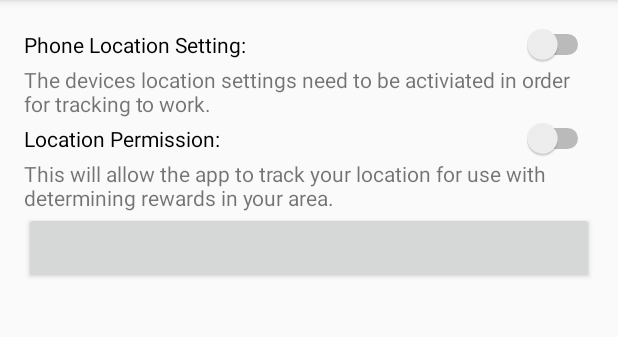
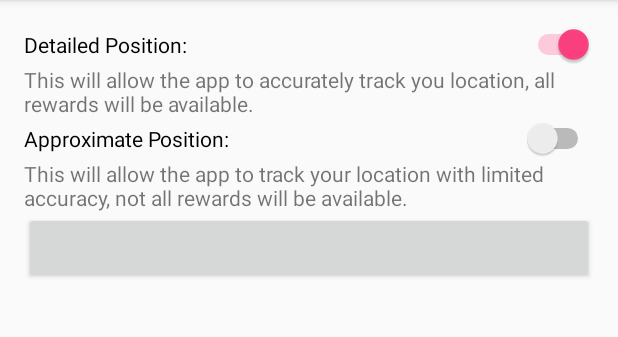
Before and after one commit to afeldman1/AchievementRewards, an Android app: the SettingsActivity screen opened directly, with no data from a screen before it, on a phone screen of 412 x 824 dp, the part 84-421 px from its top. Run offline under Robolectric (Android 15) with nearby library versions, the light colour scheme and no system bars; libraries missing offline, so code that uses them is left out: com.facebook, com.facebook.login; plain views replace LoginButton.

Commit message:
Complete Functionality of all predetermined options added. Included requests for location access in the manifests.xml, Changed one switch to reference gps location, and another to reference network locations.  Switches set themselves with respect to devices state, and allow user to enter location settings page.

```diff
--- a/app/src/main/AndroidManifest.xml
+++ b/app/src/main/AndroidManifest.xml
@@ -3,6 +3,8 @@
     package="com.applications.achievementRewards.achievementRewardsAndroid" >
 
     <uses-permission android:name="android.permission.INTERNET" />
+    <uses-permission android:name="android.permission.ACCESS_COARSE_LOCATION" />
+    <uses-permission android:name="android.permission.ACCESS_FINE_LOCATION" />
 
     <application
         android:allowBackup="true"
--- a/app/src/main/java/com/applications/achievementRewards/achievementRewardsAndroid/SettingsActivity.java
+++ b/app/src/main/java/com/applications/achievementRewards/achievementRewardsAndroid/SettingsActivity.java
@@ -1,7 +1,15 @@
 package com.applications.achievementRewards.achievementRewardsAndroid;
 
+import android.content.Intent;
+import android.provider.Settings;
 import android.support.v7.app.AppCompatActivity;
 import android.os.Bundle;
+import android.location.*;
+import android.content.Context;
+import android.view.View;
+import android.widget.Switch;
+import android.content.DialogInterface;
+import android.app.AlertDialog;
 
 public class SettingsActivity extends AppCompatActivity {
 
@@ -9,8 +17,94 @@ public class SettingsActivity extends AppCompatActivity {
     protected void onCreate(Bundle savedInstanceState) {
         super.onCreate(savedInstanceState);
         setContentView(R.layout.activity_settings);
+    }
+
+    @Override
+    protected void onStart() {
+        super.onStart();
+
+        LocationManager lm = null;
+        boolean gps_enabled=false,network_enabled=false;
+        if(lm==null)
+            lm = (LocationManager) getSystemService(Context.LOCATION_SERVICE);
+        try{
+            gps_enabled = lm.isProviderEnabled(LocationManager.GPS_PROVIDER);
+        }catch(Exception ex){}
+        try{
+            network_enabled = lm.isProviderEnabled(LocationManager.NETWORK_PROVIDER);
+        }catch(Exception ex){}
+
+        final Switch switch_coarse = (Switch)findViewById(R.id.switch1);
+        final Switch switch_fine = (Switch)findViewById(R.id.switch2);
+        switch_fine.setChecked(gps_enabled);
+        switch_coarse.setChecked(network_enabled);
+
+        final boolean gps_final = gps_enabled;
+        final boolean network_final = network_enabled;
+
+        switch_fine.setOnClickListener(new View.OnClickListener() {
+
+            @Override
+            public void onClick(View v) {
+                AlertDialog.Builder dialog = new AlertDialog.Builder(SettingsActivity.this);
+                if (switch_fine.isChecked()) {
+                    dialog.setMessage(R.string.gps_not_enabled);
+                } else {
+                    dialog.setMessage(R.string.gps_enabled);
+                }
+                dialog.setPositiveButton(R.string.open_location_settings, new DialogInterface.OnClickListener() {
+
+                    @Override
+                    public void onClick(DialogInterface paramDialogInterface, int paramInt) {
+                        Intent myIntent = new Intent(Settings.ACTION_LOCATION_SOURCE_SETTINGS);
+                        startActivity(myIntent);
+                        //get gps
+                    }
+                });
+                dialog.setNegativeButton(R.string.Cancel, new DialogInterface.OnClickListener() {
+
+                    @Override
+                    public void onClick(DialogInterface paramDialogInterface, int paramInt) {
+                        switch_fine.setChecked(gps_final);
+                    }
+                });
+                dialog.show();
+                switch_fine.setChecked(gps_final);
+            }
+        });
+
+        switch_coarse.setOnClickListener(new View.OnClickListener() {
+
+            @Override
+            public void onClick(View v) {
+                AlertDialog.Builder dialog = new AlertDialog.Builder(SettingsActivity.this);
+                if (switch_coarse.isChecked()) {
+                    dialog.setMessage(R.string.network_not_enabled);
+                } else {
+                    dialog.setMessage(R.string.network_enabled);
+                }
+                dialog.setPositiveButton(R.string.open_location_settings, new DialogInterface.OnClickListener() {
+
+                    @Override
+                    public void onClick(DialogInterface paramDialogInterface, int paramInt) {
+                        Intent myIntent = new Intent(Settings.ACTION_LOCATION_SOURCE_SETTINGS);
+                        startActivity(myIntent);
+                        //get gps
+                    }
+                });
+                dialog.setNegativeButton(R.string.Cancel, new DialogInterface.OnClickListener() {
+
+                    @Override
+                    public void onClick(DialogInterface paramDialogInterface, int paramInt) {
+                        switch_coarse.setChecked(gps_final);
+                    }
+                });
+                dialog.show();
+                switch_coarse.setChecked(gps_final);
+            }
+        });
+
+    }
 
 
-
-    }
 }
--- a/app/src/main/res/values/strings.xml
+++ b/app/src/main/res/values/strings.xml
@@ -2,8 +2,14 @@
     <string name="app_name">Achieve\'N\'Receive</string>
     <string name="action_settings">Settings</string>
     <string name="facebook_app_id">1659980030952665</string>
-    <string name="settings_switch_1">Location Permission: </string>
-    <string name="settings_switch_1_details">This will allow the app to track your location for use with determining rewards in your area.</string>
-    <string name="settings_switch_0">Phone Location Setting: </string>
-    <string name="settings_switch_0_details">The devices location settings need to be activiated in order for tracking to work.</string>
+    <string name="settings_switch_1">Approximate Position: </string>
+    <string name="settings_switch_1_details">This will allow the app to track your location with limited accuracy, not all rewards will be available.</string>
+    <string name="settings_switch_0">Detailed Position: </string>
+    <string name="settings_switch_0_details">This will allow the app to accurately track you location, all rewards will be available.</string>
+    <string name="gps_not_enabled">GPS location settings are currently disabled on this device. To enable them for full functionality, you must go to the system settings.</string>
+    <string name="gps_enabled">GPS location settings are currently enabled on this device. For full functionality, it is recommended to leave this setting on. However, Battery will be saved without it.</string>
+    <string name="network_not_enabled">Network location settings are currently disabled on this device. To enable them for increased functionality, you must go to the system settings.</string>
+    <string name="network_enabled">Network location settings are currently disabled on this device. Enabling them can save battery when tracking location.</string>
+    <string name="open_location_settings">Location Settings</string>
+    <string name="Cancel">Cancel</string>
 </resources>
```
